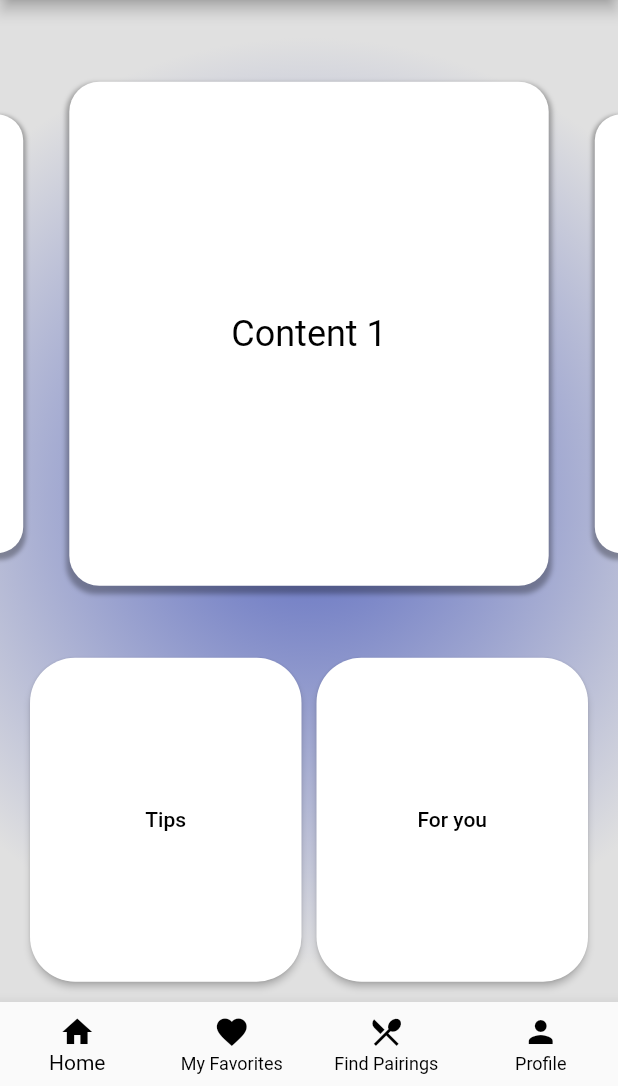
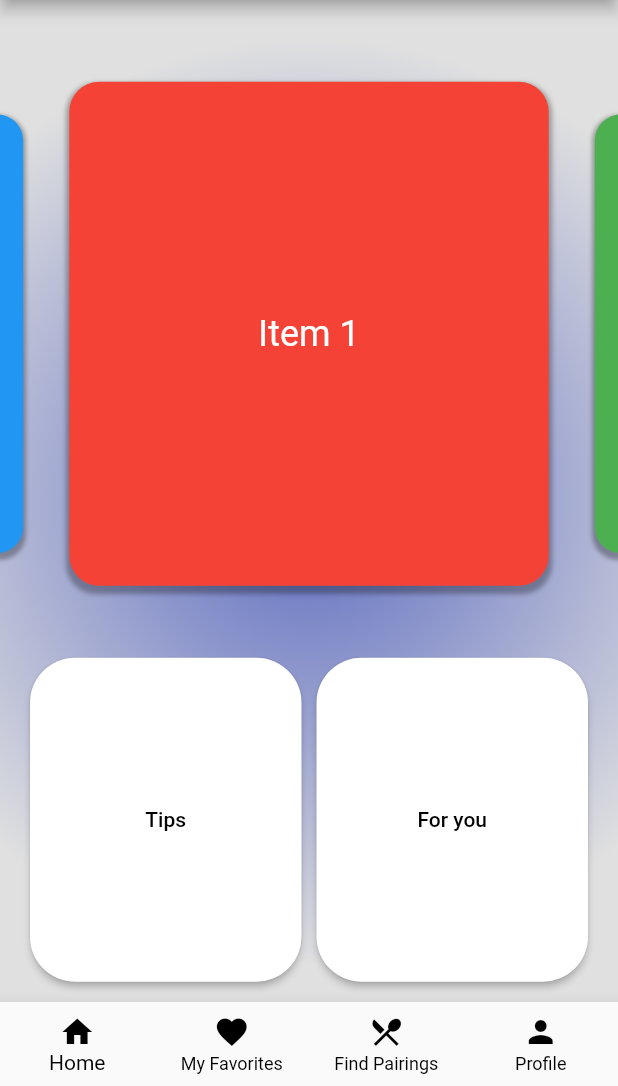
Before and after one commit to RaeClay/flair_pair, a Flutter app: the screen it shows after launch, on a phone screen of 412 x 824 dp, the part 150-1236 px from its top. Run offline on Flutter 3.47's test engine with Material 2 defaults, Android fonts, the phone set to English and light mode, and no system bars; drawn by our look-alikes of carousel_slider; our stand-ins replace google_fonts.

Commit message:
- there is a custom widgets folder, any custom widgets we make just put in that folder and update the package under // custom widgets
- the carousel items are now all seperate items and can be customized in carousel_items.dart

```diff
--- /dev/null
+++ b/lib/customwidgets/carousel_items.dart
@@ -0,0 +1,52 @@
+import 'package:flutter/material.dart';
+
+List<Widget> carouselItems = [
+  Container(
+    margin: EdgeInsets.symmetric(horizontal: 5.0, vertical: 7.0),
+    decoration: BoxDecoration(
+      color: Colors.red, // Different color for each container
+      borderRadius: BorderRadius.circular(20),
+      boxShadow: [
+        BoxShadow(
+          color: Colors.black.withOpacity(0.3),
+          spreadRadius: 2,
+          blurRadius: 2,
+          offset: Offset(0, 3),
+        ),
+      ],
+    ),
+    child: Center(child: Text('Item 1', style: TextStyle(fontSize: 24, color: Colors.white))),
+  ),
+  Container(
+    margin: EdgeInsets.symmetric(horizontal: 5.0, vertical: 7.0),
+    decoration: BoxDecoration(
+      color: Colors.green, // Different color for each container
+      borderRadius: BorderRadius.circular(20),
+      boxShadow: [
+        BoxShadow(
+          color: Colors.black.withOpacity(0.3),
+          spreadRadius: 2,
+          blurRadius: 2,
+          offset: Offset(0, 3),
+        ),
+      ],
+    ),
+    child: Center(child: Text('Item 2', style: TextStyle(fontSize: 24, color: Colors.white))),
+  ),
+  Container(
+    margin: EdgeInsets.symmetric(horizontal: 5.0, vertical: 7.0),
+    decoration: BoxDecoration(
+      color: Colors.blue, // Different color for each container
+      borderRadius: BorderRadius.circular(20),
+      boxShadow: [
+        BoxShadow(
+          color: Colors.black.withOpacity(0.3),
+          spreadRadius: 2,
+          blurRadius: 2,
+          offset: Offset(0, 3),
+        ),
+      ],
+    ),
+    child: Center(child: Text('Item 3', style: TextStyle(fontSize: 24, color: Colors.white))),
+  ),
+];
--- a/lib/packages.dart
+++ b/lib/packages.dart
@@ -12,14 +12,17 @@ export 'package:flair_pair/viewmodel/pairing_view_model.dart';
 export 'package:flair_pair/viewmodel/bottom_navbar_vm.dart';
 
 // views
-export 'package:flair_pair/view/bottom_navbar.dart';
-export 'package:flair_pair/view/customappbar.dart';
 export 'package:flair_pair/view/home_view.dart';
 export 'package:flair_pair/view/pairing_detail_screen.dart';
 export 'package:flair_pair/view/pairing_view.dart';
 export 'package:flair_pair/view/profilepage_view.dart';
-export 'package:flair_pair/view/background_deco.dart';
 export 'package:flair_pair/view/favoritespage_view.dart';
 
 // repositories
 export 'package:flair_pair/repositories/pairing_repository.dart';
+
+// custom widgets
+export 'package:flair_pair/customwidgets/background_deco.dart';
+export 'package:flair_pair/customwidgets/customappbar.dart';
+export 'package:flair_pair/customwidgets/bottom_navbar.dart';
+export 'package:flair_pair/customwidgets/carousel_items.dart';
--- a/lib/view/home_view.dart
+++ b/lib/view/home_view.dart
@@ -20,33 +20,7 @@ class HomePage extends StatelessWidget {
                   viewportFraction: 0.8,
                   enlargeCenterPage: true,
                 ),
-                items: [1, 2, 3].map((i) {
-                  return Builder(
-                    builder: (BuildContext context) {
-                      return Container(
-                        margin: EdgeInsets.symmetric(horizontal: 5.0, vertical: 7.0),
-                        decoration: BoxDecoration(
-                          color: Colors.white,
-                          borderRadius: BorderRadius.circular(20),
-                          boxShadow: [
-                            BoxShadow(
-                              color: Colors.black.withOpacity(0.3),
-                              spreadRadius: 2,
-                              blurRadius: 2,
-                              offset: Offset(0, 3),
-                            ),
-                          ],
-                        ),
-                        child: Center(
-                          child: Text(
-                            'Content $i',
-                            style: TextStyle(fontSize: 24, color: Colors.black),
-                          ),
-                        ),
-                      );
-                    },
-                  );
-                }).toList(),
+                items: carouselItems,
               ),
             ),
             Expanded(
```
Also changed, not shown: lib/customwidgets/background_deco.dart (renamed from lib/view/background_deco.dart), lib/customwidgets/bottom_navbar.dart (renamed from lib/view/bottom_navbar.dart), lib/customwidgets/customappbar.dart (renamed from lib/view/customappbar.dart).
